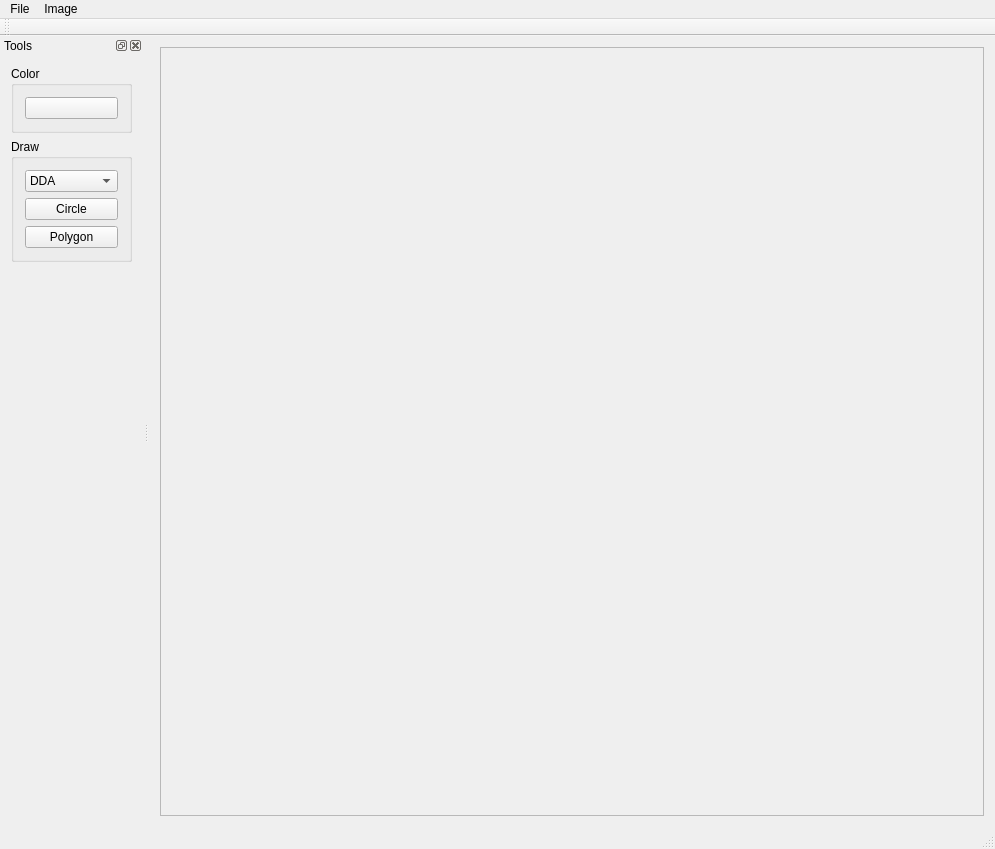
Qt form src/ImageViewer.ui (KeepStraigh-T/cviko2-DDA-Bresenham) before a commit.
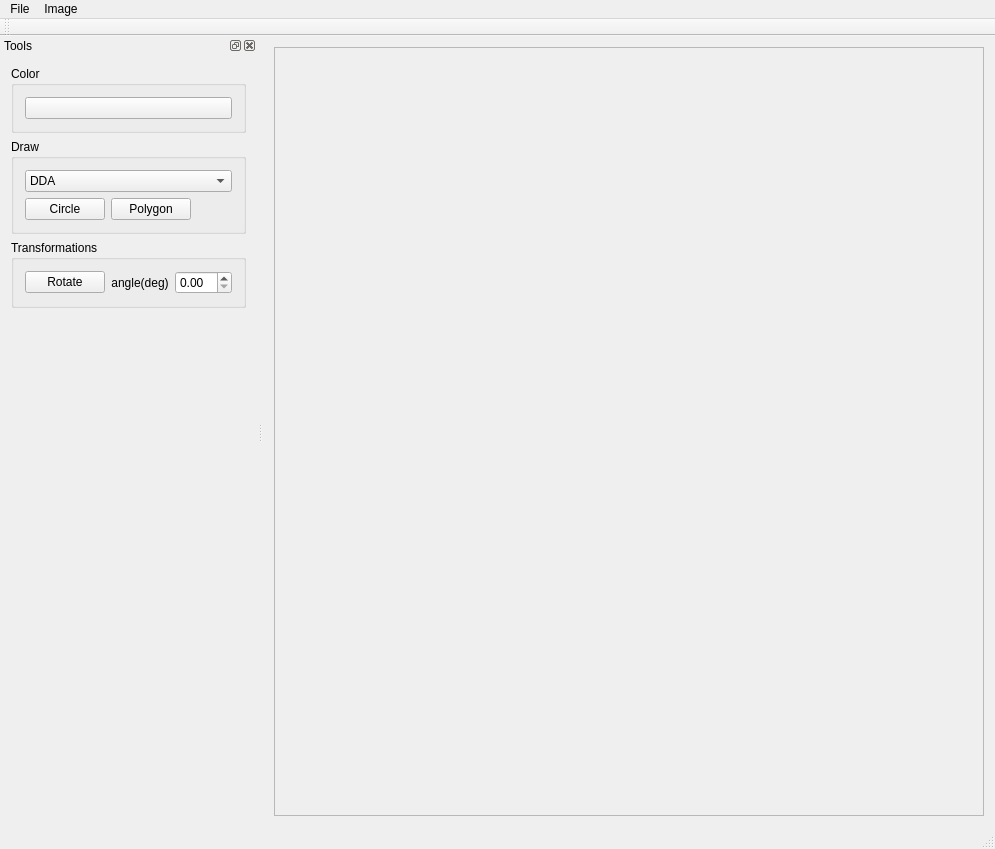
The same form after that commit.

```diff
--- a/src/ImageViewer.ui
+++ b/src/ImageViewer.ui
@@ -31,8 +31,8 @@
         <rect>
          <x>0</x>
          <y>0</y>
-         <width>749</width>
-         <height>774</height>
+         <width>676</width>
+         <height>769</height>
         </rect>
        </property>
       </widget>
@@ -107,7 +107,7 @@
         <string>Draw</string>
        </property>
        <layout class="QGridLayout" name="gridLayout">
-        <item row="0" column="0" colspan="2">
+        <item row="0" column="0" colspan="3">
          <widget class="QComboBox" name="comboBoxLineAlg">
           <item>
            <property name="text">
@@ -121,17 +121,7 @@
           </item>
          </widget>
         </item>
-        <item row="3" column="0" colspan="2">
-         <widget class="QPushButton" name="toolButtonDrawPolygon">
-          <property name="text">
-           <string>Polygon</string>
-          </property>
-          <property name="checkable">
-           <bool>true</bool>
-          </property>
-         </widget>
-        </item>
-        <item row="1" column="0" colspan="2">
+        <item row="1" column="0">
          <widget class="QPushButton" name="toolButtonDrawCircle">
           <property name="enabled">
            <bool>true</bool>
@@ -143,6 +133,45 @@
            <bool>true</bool>
           </property>
          </widget>
+        </item>
+        <item row="1" column="1">
+         <widget class="QPushButton" name="toolButtonDrawPolygon">
+          <property name="text">
+           <string>Polygon</string>
+          </property>
+          <property name="checkable">
+           <bool>true</bool>
+          </property>
+         </widget>
+        </item>
+       </layout>
+      </widget>
+     </item>
+     <item>
+      <widget class="QGroupBox" name="groupBox_3">
+       <property name="title">
+        <string>Transformations</string>
+       </property>
+       <layout class="QHBoxLayout" name="horizontalLayout">
+        <item>
+         <widget class="QPushButton" name="pushButtonRotate">
+          <property name="text">
+           <string>Rotate</string>
+          </property>
+         </widget>
+        </item>
+        <item>
+         <widget class="QLabel" name="labelAngle">
+          <property name="text">
+           <string>angle(deg)</string>
+          </property>
+          <property name="alignment">
+           <set>Qt::AlignmentFlag::AlignCenter</set>
+          </property>
+         </widget>
+        </item>
+        <item>
+         <widget class="QDoubleSpinBox" name="rotateAngleSpinBox"/>
         </item>
        </layout>
       </widget>
```
Left out of the diff: 2 changed lines with no effect on the pictures.
